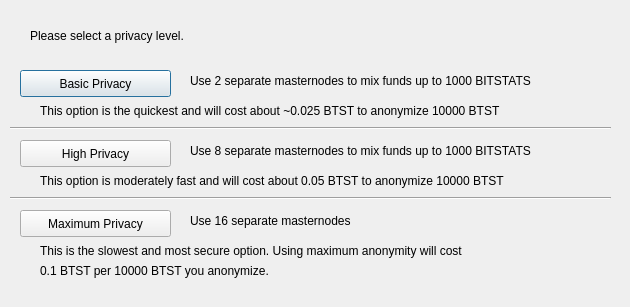
Old version of the form src/qt/forms/obfuscationconfig.ui in the repository c0de0x/blocs.
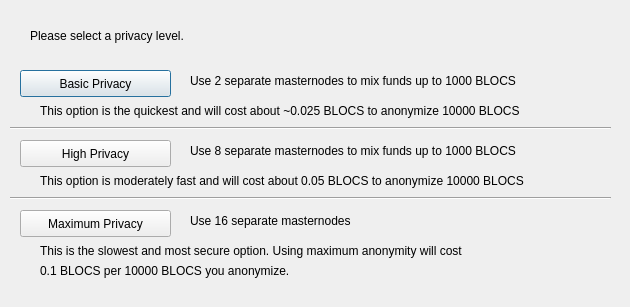
New version of the form.

Commit message: Rebranding from bitstats to blocs and dns seed update

```diff
--- a/src/qt/forms/obfuscationconfig.ui
+++ b/src/qt/forms/obfuscationconfig.ui
@@ -75,7 +75,7 @@
     </rect>
    </property>
    <property name="text">
-    <string>Use 2 separate masternodes to mix funds up to 1000 BITSTATS</string>
+    <string>Use 2 separate masternodes to mix funds up to 1000 BLOCS</string>
    </property>
   </widget>
   <widget class="QLabel" name="label_3">
@@ -88,7 +88,7 @@
     </rect>
    </property>
    <property name="text">
-    <string>Use 8 separate masternodes to mix funds up to 1000 BITSTATS</string>
+    <string>Use 8 separate masternodes to mix funds up to 1000 BLOCS</string>
    </property>
   </widget>
   <widget class="QLabel" name="label_4">
@@ -114,7 +114,7 @@
     </rect>
    </property>
    <property name="text">
-    <string>This option is the quickest and will cost about ~0.025 BTST to anonymize 10000 BTST</string>
+    <string>This option is the quickest and will cost about ~0.025 BLOCS to anonymize 10000 BLOCS</string>
    </property>
   </widget>
   <widget class="QLabel" name="label_7">
@@ -127,7 +127,7 @@
     </rect>
    </property>
    <property name="text">
-    <string>This option is moderately fast and will cost about 0.05 BTST to anonymize 10000 BTST</string>
+    <string>This option is moderately fast and will cost about 0.05 BLOCS to anonymize 10000 BLOCS</string>
    </property>
   </widget>
   <widget class="QLabel" name="label_8">
@@ -153,7 +153,7 @@
     </rect>
    </property>
    <property name="text">
-    <string>0.1 BTST per 10000 BTST you anonymize.</string>
+    <string>0.1 BLOCS per 10000 BLOCS you anonymize.</string>
    </property>
   </widget>
   <widget class="Line" name="line">
```
The commit also changes 352 other files.
